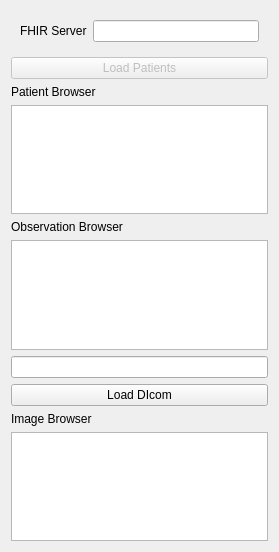
The window that FHIRReader/Resources/UI/FHIRReader.ui (KitwareMedical/SlicerEHRSandbox) describes before a commit, drawn with Qt 5.
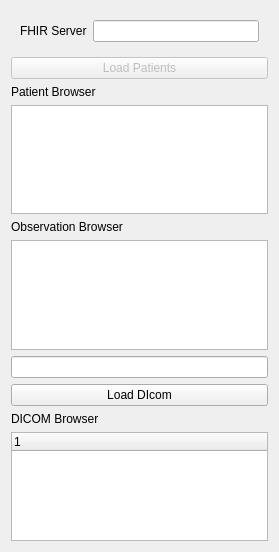
The same window after the commit. Custom widgets are drawn as their Qt base class.

Commit message: Update UI to load dicom items into tree view

```diff
--- a/FHIRReader/Resources/UI/FHIRReader.ui
+++ b/FHIRReader/Resources/UI/FHIRReader.ui
@@ -76,12 +76,18 @@
    <item>
     <widget class="QLabel" name="label_4">
      <property name="text">
-      <string>Image Browser</string>
+      <string>DICOM Browser</string>
      </property>
     </widget>
    </item>
    <item>
-    <widget class="QListWidget" name="ImageListWidget"/>
+    <widget class="QTreeWidget" name="DICOMTreeWidget">
+     <column>
+      <property name="text">
+       <string notr="true">1</string>
+      </property>
+     </column>
+    </widget>
    </item>
    <item>
     <spacer name="verticalSpacer">
```
